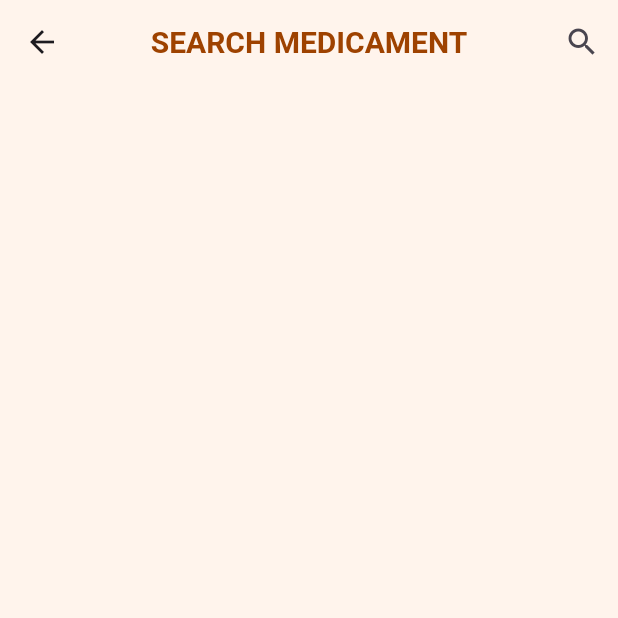
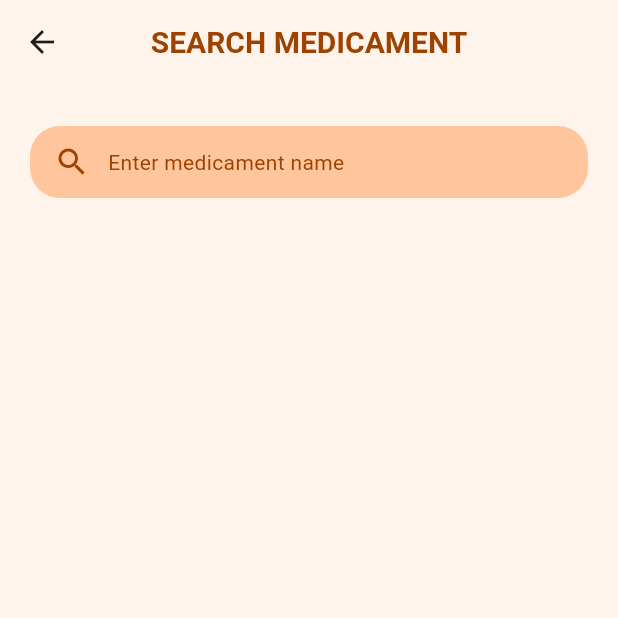
Before and after one commit to YZ1GO/L.EIC017_ES_PRJ, a Flutter app: the DatabaseContentScreen screen opened directly, on a phone screen of 412 x 824 dp, the top half of it. Run offline on Flutter 3.47's test engine with Material 3 defaults, Android fonts, the phone set to English and light mode, and no system bars; our stand-ins replace firebase_core, firebase_database, flutter_local_notifications, permission_handler, shared_preferences; accounts and stored records are empty.

Commit message:
search medicament search box implemet

```diff
--- a/app/lib/screens/database.dart
+++ b/app/lib/screens/database.dart
@@ -1,3 +1,4 @@
+import 'package:flutter/cupertino.dart';
 import 'package:flutter/material.dart';
 import 'package:firebase_database/firebase_database.dart';
 import 'package:app/screens/add_medicicament_screen.dart';
@@ -26,19 +27,47 @@ class _DatabaseContentScreenState extends State<DatabaseContentScreen> {
           ),
         ),
         centerTitle: true,
-        actions: [
-          IconButton(
-            icon: Icon(Icons.search),
-            onPressed: () {
+      ),
+      body: Column(
+        children: [
+          SizedBox(height: 8.0),
+          customSearchBox(),
+          _buildBody(),
+        ],
+      ),
+    );
+  }
+
+  Widget customSearchBox() {
+    return Container(
+      padding: EdgeInsets.all(20.0),
+      color: Colors.transparent, // Change color here
+      width: double.infinity, // Adjust width as needed
+      child: InkWell(
+        onTap: () {
           showSearch(
             context: context,
             delegate: BrandSearchDelegate(brandList: _brandList ?? []),
           );
         },
+        child: Container(
+          decoration: BoxDecoration(
+            borderRadius: BorderRadius.circular(20.0),
+            color: Color.fromRGBO(255, 198, 157, 1),
+          ),
+          padding: EdgeInsets.symmetric(horizontal: 16.0, vertical: 12.0),
+          child: Row(
+            children: [
+              Icon(Icons.search, color: Color.fromRGBO(158, 66, 0, 1)),
+              SizedBox(width: 12.0),
+              Text(
+                'Enter medicament name',
+                style: TextStyle(color: Color.fromRGBO(158, 66, 0, 1)),
               ),
             ],
           ),
-      body: _buildBody(),
+        ),
+      ),
     );
   }
 
```
Lines whose indentation alone changed are shown as unchanged.
